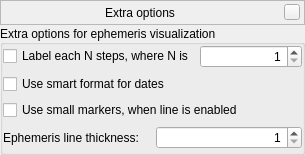
Above: src/gui/astroCalcExtraEphemerisDialog.ui from 519984307/stellarium_src before the change. Below: the same form after it.
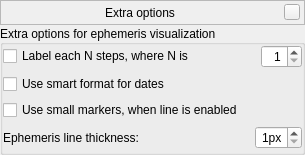
That is the form after the change. Custom widgets are drawn as their Qt base class.

Commit message: [SUG] Updated User Guide + cosmetic fixes in the GUI

The edit to the form file:
```diff
--- a/src/gui/astroCalcExtraEphemerisDialog.ui
+++ b/src/gui/astroCalcExtraEphemerisDialog.ui
@@ -154,8 +154,27 @@
           </property>
          </widget>
         </item>
+        <item>
+         <spacer name="horizontalSpacer">
+          <property name="orientation">
+           <enum>Qt::Horizontal</enum>
+          </property>
+          <property name="sizeHint" stdset="0">
+           <size>
+            <width>40</width>
+            <height>20</height>
+           </size>
+          </property>
+         </spacer>
+        </item>
         <item>
          <widget class="QSpinBox" name="dataStepSpinBox">
+          <property name="maximumSize">
+           <size>
+            <width>65</width>
+            <height>16777215</height>
+           </size>
+          </property>
           <property name="alignment">
            <set>Qt::AlignRight|Qt::AlignTrailing|Qt::AlignVCenter</set>
           </property>
@@ -189,11 +208,33 @@
           </property>
          </widget>
         </item>
+        <item>
+         <spacer name="horizontalSpacer_2">
+          <property name="orientation">
+           <enum>Qt::Horizontal</enum>
+          </property>
+          <property name="sizeHint" stdset="0">
+           <size>
+            <width>40</width>
+            <height>20</height>
+           </size>
+          </property>
+         </spacer>
+        </item>
         <item>
          <widget class="QSpinBox" name="lineThicknessSpinBox">
+          <property name="maximumSize">
+           <size>
+            <width>65</width>
+            <height>16777215</height>
+           </size>
+          </property>
           <property name="alignment">
            <set>Qt::AlignRight|Qt::AlignTrailing|Qt::AlignVCenter</set>
           </property>
+          <property name="suffix">
+           <string comment="pixels">px</string>
+          </property>
           <property name="minimum">
            <number>1</number>
           </property>
```
The commit also changes 4 other files.
